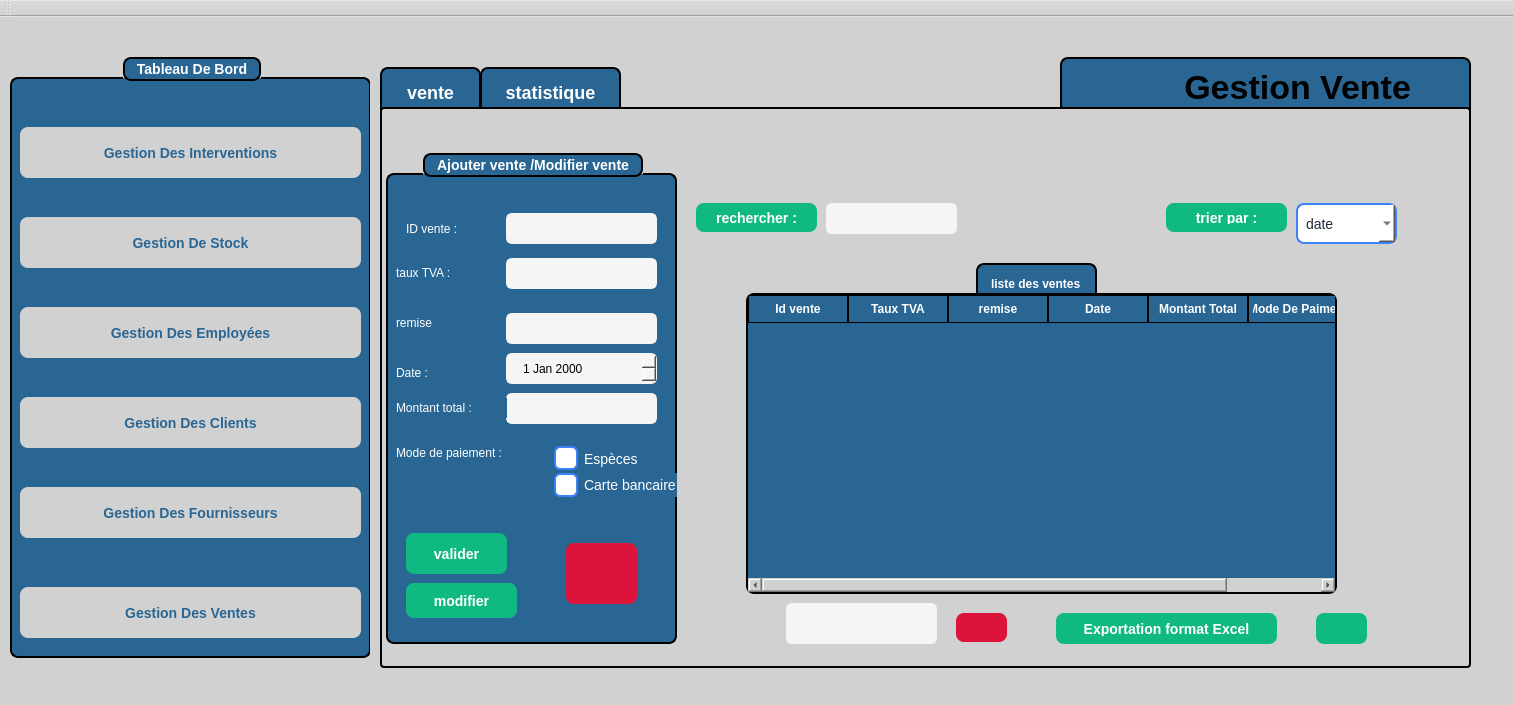
Before: the Qt Designer form projetcpp-2a25-s1-smart-electronics-repair-shop-GestionClient/integration il jdida/new integration/mainwindow.ui in Esprit-UP-Algo/projetcpp-2a25-s1-smart-electronics-repair-shop, drawn with Qt 5.
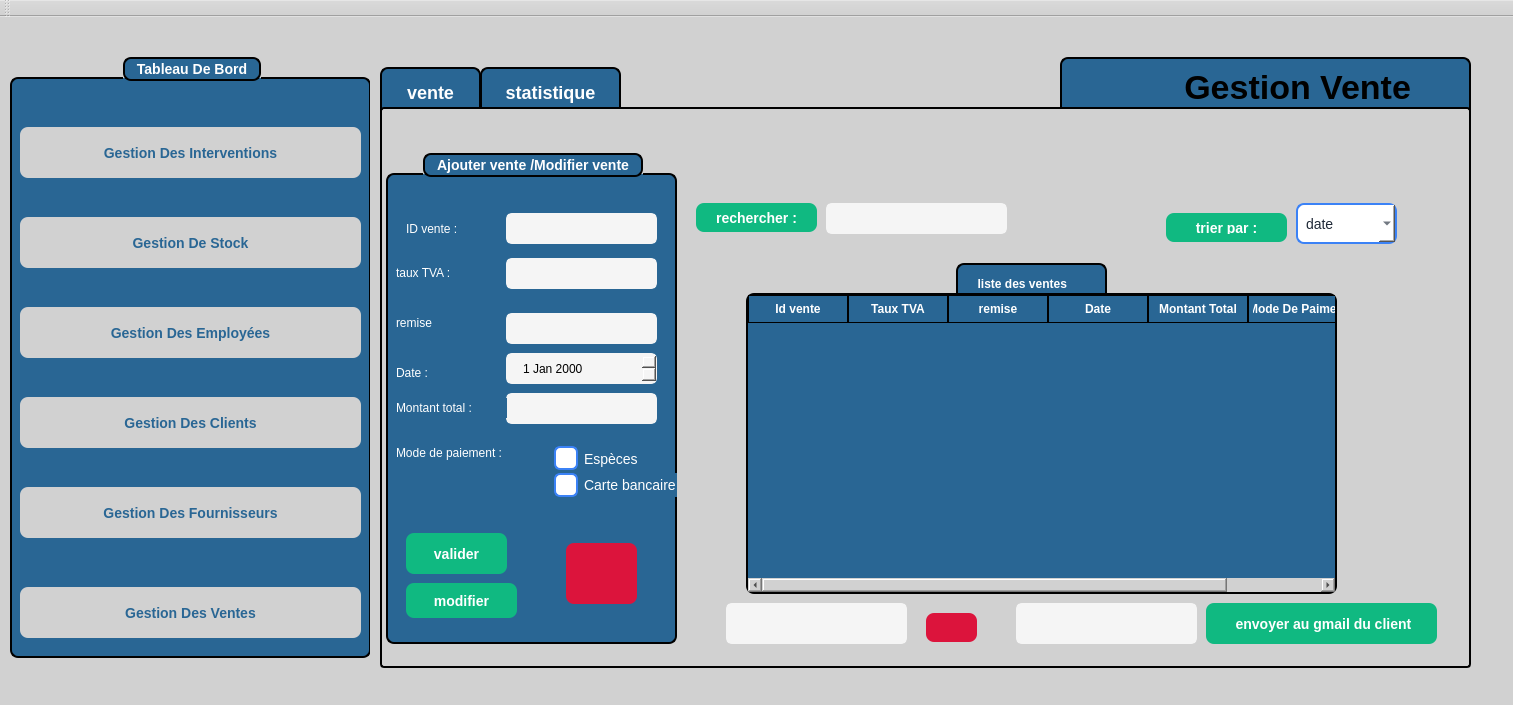
After: the same form once the commit is applied. The open tabs and pages were chosen to show the change. Icons and pictures are not drawn.

What changed in the file:
```diff
--- a/projetcpp-2a25-s1-smart-electronics-repair-shop-GestionClient/integration il jdida/new integration/mainwindow.ui
+++ b/projetcpp-2a25-s1-smart-electronics-repair-shop-GestionClient/integration il jdida/new integration/mainwindow.ui
@@ -3020,7 +3020,7 @@
          <rect>
           <x>440</x>
           <y>90</y>
-          <width>131</width>
+          <width>181</width>
           <height>31</height>
          </rect>
         </property>
@@ -3040,7 +3040,7 @@
         <property name="geometry">
          <rect>
           <x>780</x>
-          <y>90</y>
+          <y>100</y>
           <width>121</width>
           <height>29</height>
          </rect>
@@ -3132,40 +3132,12 @@
          </property>
         </column>
        </widget>
-       <widget class="QPushButton" name="pushButton_36">
-        <property name="geometry">
-         <rect>
-          <x>670</x>
-          <y>500</y>
-          <width>221</width>
-          <height>31</height>
-         </rect>
-        </property>
-        <property name="styleSheet">
-         <string notr="true">QPushButton {
-    background-color: #10b981;   /* normal state */
-    color: white;
-    border: none;
-    border-radius: 8px;
-    padding: 8px 20px;
-    font-size: 14px;
-    font-weight: bold;
-}
-
-QPushButton:hover {
-    background-color: #059669;   /* darker on hover */
-}</string>
-        </property>
-        <property name="text">
-         <string>Exportation format Excel</string>
-        </property>
-       </widget>
        <widget class="QLineEdit" name="lineEdit_supprimer_vente">
         <property name="geometry">
          <rect>
-          <x>400</x>
+          <x>340</x>
           <y>490</y>
-          <width>151</width>
+          <width>181</width>
           <height>41</height>
          </rect>
         </property>
@@ -3187,7 +3159,7 @@
        <widget class="QPushButton" name="pushButton_3">
         <property name="geometry">
          <rect>
-          <x>570</x>
+          <x>540</x>
           <y>500</y>
           <width>51</width>
           <height>29</height>
@@ -3222,9 +3194,9 @@
        <widget class="QLabel" name="label_109">
         <property name="geometry">
          <rect>
-          <x>590</x>
+          <x>570</x>
           <y>150</y>
-          <width>121</width>
+          <width>151</width>
           <height>41</height>
          </rect>
         </property>
@@ -3241,41 +3213,13 @@
 }</string>
         </property>
         <property name="text">
-         <string>liste des ventes</string>
-        </property>
-       </widget>
-       <widget class="QPushButton" name="pushButton_38">
-        <property name="geometry">
-         <rect>
-          <x>930</x>
-          <y>500</y>
-          <width>51</width>
-          <height>31</height>
-         </rect>
-        </property>
-        <property name="styleSheet">
-         <string notr="true">QPushButton {
-    background-color: #10b981;   /* normal state */
-    color: white;
-    border: none;
-    border-radius: 8px;
-    padding: 8px 20px;
-    font-size: 14px;
-    font-weight: bold;
-}
-</string>
-        </property>
-        <property name="text">
-         <string/>
-        </property>
-        <property name="icon">
-         <iconset theme="QIcon::ThemeIcon::GoDown"/>
+         <string>  liste des ventes</string>
         </property>
        </widget>
        <widget class="QLabel" name="image_4">
         <property name="geometry">
          <rect>
-          <x>610</x>
+          <x>640</x>
           <y>40</y>
           <width>101</width>
           <height>91</height>
@@ -3338,6 +3282,54 @@
          </property>
         </item>
        </widget>
+       <widget class="QPushButton" name="pushButton_2">
+        <property name="geometry">
+         <rect>
+          <x>820</x>
+          <y>490</y>
+          <width>231</width>
+          <height>41</height>
+         </rect>
+        </property>
+        <property name="styleSheet">
+         <string notr="true">QPushButton {
+    background-color: #10b981;   /* normal state */
+    color: white;
+    border: none;
+    border-radius: 8px;
+    padding: 8px 20px;
+    font-size: 14px;
+    font-weight: bold;
+}</string>
+        </property>
+        <property name="text">
+         <string> envoyer au gmail du client</string>
+        </property>
+       </widget>
+       <widget class="QLineEdit" name="lineEdit_email">
+        <property name="geometry">
+         <rect>
+          <x>630</x>
+          <y>490</y>
+          <width>181</width>
+          <height>41</height>
+         </rect>
+        </property>
+        <property name="styleSheet">
+         <string notr="true">QLineEdit {
+    width: 150px;
+    height: 150px;
+    border: 3px solid rgb(245,245,245);
+    border-radius: 6px;
+    padding: 6px 12px;
+    color: rgb(0,0,0);
+    background-color: rgb(245,245,245); 
+}</string>
+        </property>
+        <property name="text">
+         <string/>
+        </property>
+       </widget>
        <zorder>label_109</zorder>
        <zorder>groupBox_12</zorder>
        <zorder>pushButton_34</zorder>
```
Left out of the diff: 8 changed lines with no effect on the pictures.
